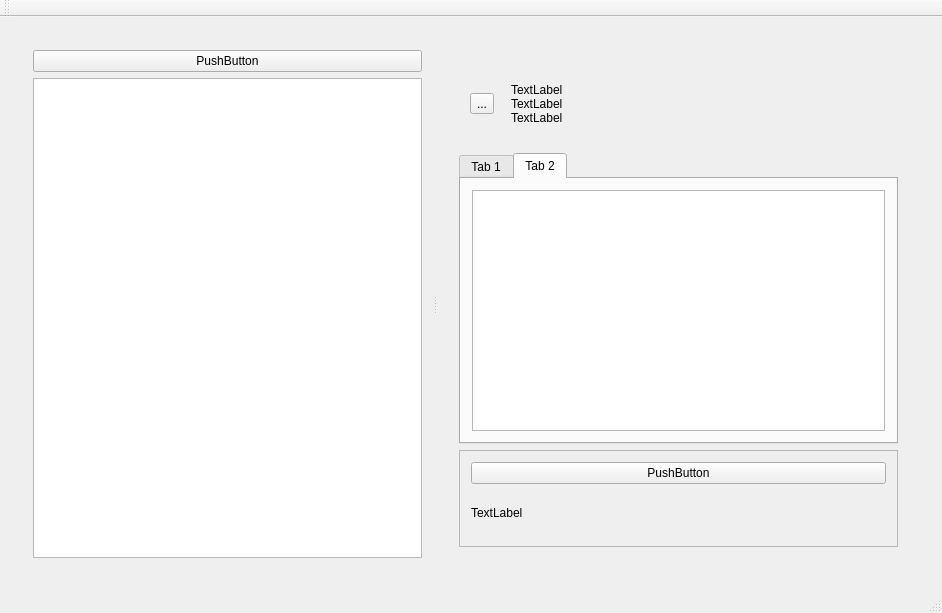
Before: the Qt Designer form src/mainwindow.ui in app211/jaqet, drawn with Qt 5.
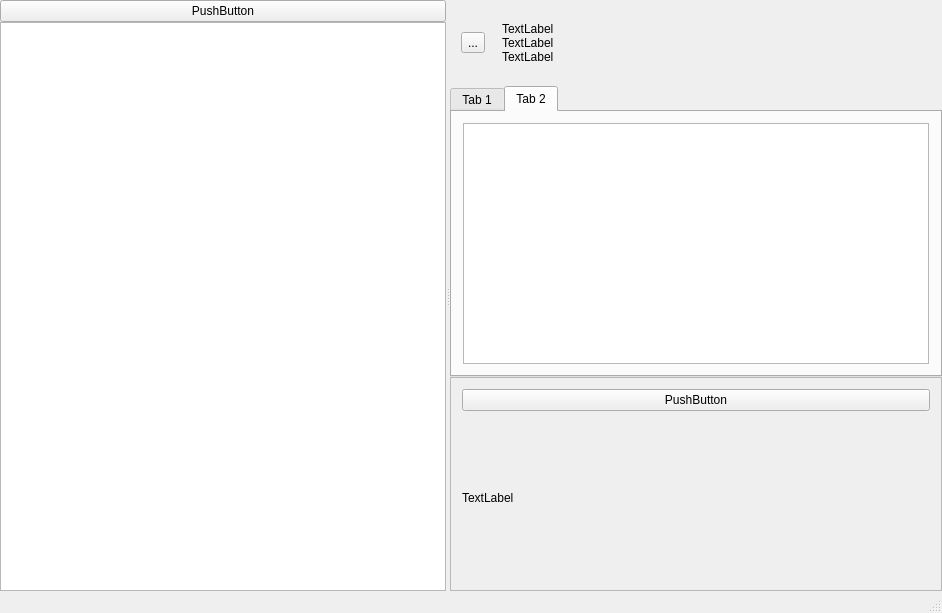
After: the same form once the commit is applied. The open tabs and pages were chosen to show the change.

What changed in the file:
```diff
--- a/src/mainwindow.ui
+++ b/src/mainwindow.ui
@@ -15,9 +15,39 @@
   </property>
   <widget class="QWidget" name="centralWidget">
    <layout class="QVBoxLayout" name="verticalLayout_5">
+    <property name="spacing">
+     <number>0</number>
+    </property>
+    <property name="leftMargin">
+     <number>0</number>
+    </property>
+    <property name="topMargin">
+     <number>0</number>
+    </property>
+    <property name="rightMargin">
+     <number>0</number>
+    </property>
+    <property name="bottomMargin">
+     <number>0</number>
+    </property>
     <item>
      <widget class="QWidget" name="widget_2" native="true">
       <layout class="QHBoxLayout" name="horizontalLayout_2">
+       <property name="spacing">
+        <number>0</number>
+       </property>
+       <property name="leftMargin">
+        <number>0</number>
+       </property>
+       <property name="topMargin">
+        <number>0</number>
+       </property>
+       <property name="rightMargin">
+        <number>0</number>
+       </property>
+       <property name="bottomMargin">
+        <number>0</number>
+       </property>
        <item>
         <widget class="QSplitter" name="splitter">
          <property name="orientation">
@@ -25,6 +55,21 @@
          </property>
          <widget class="QWidget" name="widget" native="true">
           <layout class="QVBoxLayout" name="verticalLayout_2">
+           <property name="spacing">
+            <number>0</number>
+           </property>
+           <property name="leftMargin">
+            <number>0</number>
+           </property>
+           <property name="topMargin">
+            <number>0</number>
+           </property>
+           <property name="rightMargin">
+            <number>0</number>
+           </property>
+           <property name="bottomMargin">
+            <number>0</number>
+           </property>
            <item>
             <widget class="QPushButton" name="chooseTizzBirdFolderButton">
              <property name="text">
@@ -39,10 +84,25 @@
          </widget>
          <widget class="QWidget" name="widget_3" native="true">
           <layout class="QHBoxLayout" name="horizontalLayout_3">
+           <property name="spacing">
+            <number>0</number>
+           </property>
+           <property name="leftMargin">
+            <number>0</number>
+           </property>
+           <property name="topMargin">
+            <number>0</number>
+           </property>
+           <property name="rightMargin">
+            <number>0</number>
+           </property>
+           <property name="bottomMargin">
+            <number>0</number>
+           </property>
            <item>
             <widget class="QStackedWidget" name="stackedWidget">
              <property name="currentIndex">
-              <number>1</number>
+              <number>3</number>
              </property>
              <widget class="QWidget" name="pageProceed">
               <layout class="QVBoxLayout" name="verticalLayout_7">
@@ -57,6 +117,21 @@
              </widget>
              <widget class="QWidget" name="page_2">
               <layout class="QVBoxLayout" name="verticalLayout_8">
+               <property name="spacing">
+                <number>0</number>
+               </property>
+               <property name="leftMargin">
+                <number>0</number>
+               </property>
+               <property name="topMargin">
+                <number>0</number>
+               </property>
+               <property name="rightMargin">
+                <number>0</number>
+               </property>
+               <property name="bottomMargin">
+                <number>0</number>
+               </property>
                <item>
                 <widget class="QWidget" name="widget_4" native="true">
                  <layout class="QHBoxLayout" name="horizontalLayout">
@@ -103,7 +178,7 @@
                <item>
                 <widget class="QTabWidget" name="tabWidget_2">
                  <property name="currentIndex">
-                  <number>0</number>
+                  <number>1</number>
                  </property>
                  <widget class="QWidget" name="tab_2">
                   <attribute name="title">
@@ -160,8 +235,8 @@
                    <rect>
                     <x>0</x>
                     <y>0</y>
-                    <width>443</width>
-                    <height>82</height>
+                    <width>485</width>
+                    <height>179</height>
                    </rect>
                   </property>
                   <layout class="QVBoxLayout" name="verticalLayout_9">
@@ -186,6 +261,13 @@
               </layout>
              </widget>
              <widget class="QWidget" name="page"/>
+             <widget class="QWidget" name="page_3">
+              <layout class="QVBoxLayout" name="verticalLayout">
+               <item>
+                <widget class="QGraphicsView" name="graphicsViewBingo"/>
+               </item>
+              </layout>
+             </widget>
             </widget>
            </item>
           </layout>
@@ -207,14 +289,6 @@
     </rect>
    </property>
   </widget>
-  <widget class="QToolBar" name="mainToolBar">
-   <attribute name="toolBarArea">
-    <enum>TopToolBarArea</enum>
-   </attribute>
-   <attribute name="toolBarBreak">
-    <bool>false</bool>
-   </attribute>
-  </widget>
   <widget class="QStatusBar" name="statusBar"/>
  </widget>
  <layoutdefault spacing="6" margin="11"/>
```
